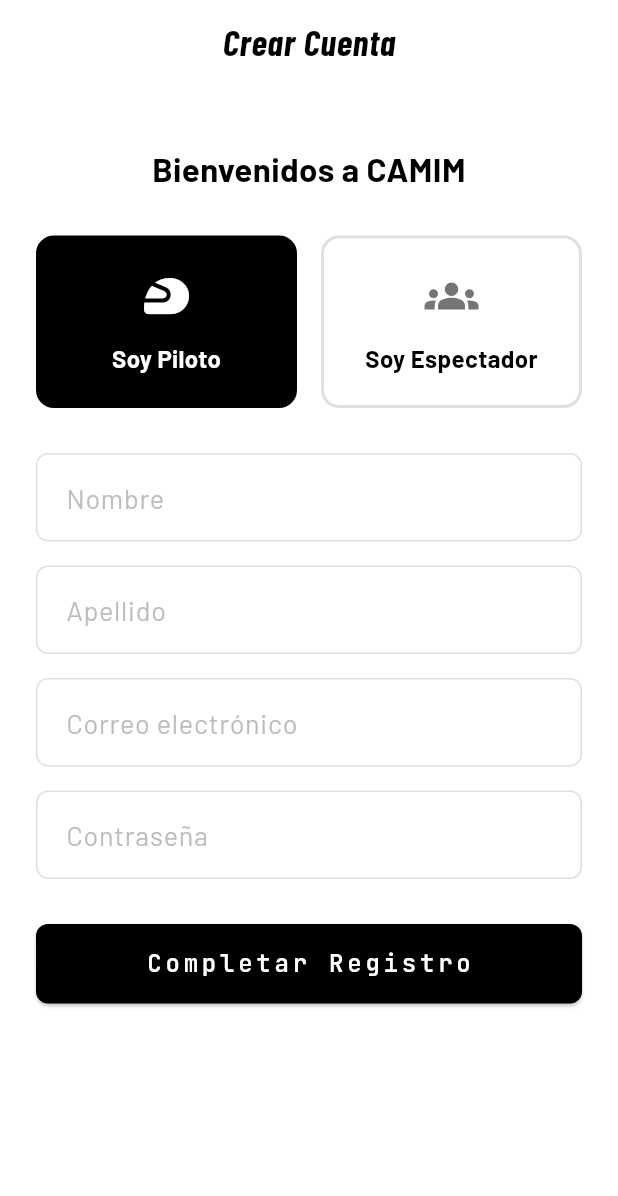
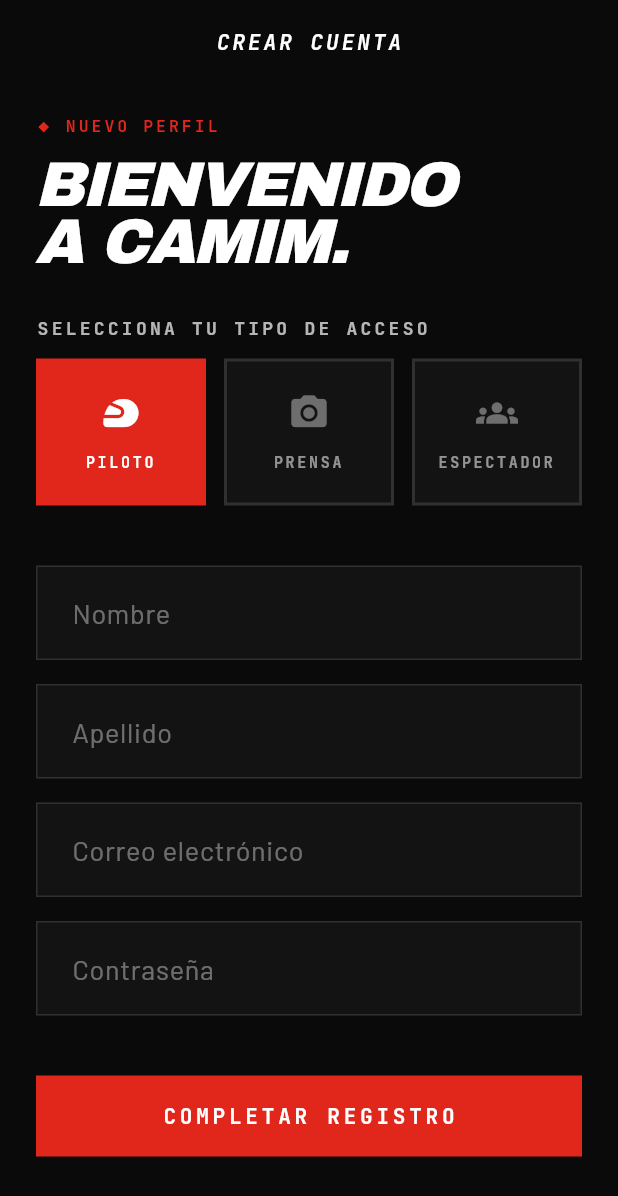
Before and after one commit to agenceaura/camim_app, a Flutter app: the RegisterScreen screen opened by its route, on a phone screen of 412 x 824 dp. Shown: the top 1196 px of the screen. Run offline on Flutter 3.47's test engine with Material 3 defaults, Android fonts, the phone set to English and light mode, and no system bars; our stand-ins replace flutter_local_notifications, flutter_map, go_router, google_fonts, image_picker, latlong2 and 3 more; missing offline and left inert: dart:html, mobile_scanner; accounts and stored records are empty; network calls fail.

Commit message:
feat: add forgot password, notification badge, and redesign register screen with press role

```diff
--- a/lib/screens/register_screen.dart
+++ b/lib/screens/register_screen.dart
@@ -1,6 +1,7 @@
 import 'package:flutter/material.dart';
 import 'package:go_router/go_router.dart';
 import 'package:supabase_flutter/supabase_flutter.dart';
+import '../theme/app_theme.dart';
 
 class RegisterScreen extends StatefulWidget {
   const RegisterScreen({super.key});
@@ -15,13 +16,13 @@
   final _nameController = TextEditingController();
   final _lastNameController = TextEditingController();
   bool _isLoading = false;
-  String _role = 'pilot'; // pilot o spectator
+  String _role = 'pilot'; // pilot, spectator o press
 
   Future<void> _register() async {
     if (_nameController.text.isEmpty || _lastNameController.text.isEmpty ||
         _emailController.text.isEmpty || _passwordController.text.isEmpty) {
       ScaffoldMessenger.of(context).showSnackBar(
-        const SnackBar(content: Text('Por favor completa todos los campos'), backgroundColor: Colors.red),
+        const SnackBar(content: Text('Por favor completa todos los campos'), backgroundColor: AppTheme.camimRed),
       );
       return;
     }
@@ -37,15 +38,13 @@
       final User? user = res.user;
 
       if (user != null) {
-        final uniqueQr = _role == 'pilot' ? 'CAMIM-${user.id.substring(0, 8).toUpperCase()}' : null;
+        final uniqueQr = (_role == 'pilot' || _role == 'press') ? 'CAMIM-${user.id.substring(0, 8).toUpperCase()}' : null;
 
-        // 1. Crear el perfil primero (Quitamos 'email' porque no existe la columna en el DB del usuario)
         try {
           await supabase.from('profiles').upsert({
             'id': user.id,
             'first_name': _nameController.text.trim(),
             'last_name': _lastNameController.text.trim(),
-            // 'email': _emailController.text.trim(), // Comentado para evitar error PGRST204
             if (uniqueQr != null) 'qr_code_id': uniqueQr,
             'role': _role,
           });
@@ -54,14 +53,13 @@
           throw 'Error al guardar tus datos de perfil. Por favor, intenta ingresar con tu mail y contraseña.';
         }
 
-        // 2. Vinculación manual desde Supabase (Desactivado en app)
         if (mounted) {
           context.go('/home');
         }
       }
     } on AuthException catch (e) {
       if (mounted) {
-        ScaffoldMessenger.of(context).showSnackBar(SnackBar(content: Text('Error de Autenticación: ${e.message}'), backgroundColor: Colors.red));
+        ScaffoldMessenger.of(context).showSnackBar(SnackBar(content: Text('Error de Autenticación: ${e.message}'), backgroundColor: AppTheme.camimRed));
       }
     } catch (e) {
       if (mounted) {
@@ -69,7 +67,7 @@
         if (msg.contains('row-level security')) {
           msg = 'Error de Permisos: Ejecuta el script SQL de políticas INSERT en Supabase.';
         }
-        ScaffoldMessenger.of(context).showSnackBar(SnackBar(content: Text(msg), backgroundColor: Colors.red));
+        ScaffoldMessenger.of(context).showSnackBar(SnackBar(content: Text(msg), backgroundColor: AppTheme.camimRed));
       }
     } finally {
       if (mounted) setState(() => _isLoading = false);
@@ -79,12 +77,12 @@
   @override
   Widget build(BuildContext context) {
     return Scaffold(
-      backgroundColor: Colors.white,
+      backgroundColor: AppTheme.camimInk,
       appBar: AppBar(
-        title: const Text('Crear Cuenta', style: TextStyle(color: Colors.black)),
-        backgroundColor: Colors.white,
+        title: Text('CREAR CUENTA', style: AppTheme.dataFont(color: Colors.white, fontSize: 14).copyWith(letterSpacing: 2)),
+        backgroundColor: AppTheme.camimInk,
         elevation: 0,
-        iconTheme: const IconThemeData(color: Colors.black),
+        iconTheme: const IconThemeData(color: Colors.white),
       ),
       body: SafeArea(
         child: SingleChildScrollView(
@@ -92,69 +90,52 @@
           child: Column(
             crossAxisAlignment: CrossAxisAlignment.stretch,
             children: [
-              Center(
-                child: Image.asset(
-                  'assets/logo.png',
-                  height: 60,
-                  errorBuilder: (context, error, stackTrace) => const SizedBox.shrink(),
-                ),
+              Text(
+                '◆ NUEVO PERFIL',
+                style: AppTheme.dataFont(color: AppTheme.camimRed, fontSize: 11).copyWith(letterSpacing: 2),
               ),
-              const SizedBox(height: 20),
-              const Text(
-                'Bienvenidos a CAMIM',
-                textAlign: TextAlign.center,
-                style: TextStyle(fontSize: 22, fontWeight: FontWeight.bold, color: Colors.black),
+              const SizedBox(height: 12),
+              Text(
+                'BIENVENIDO\nA CAMIM.',
+                style: AppTheme.displayFont(color: Colors.white, fontSize: 42).copyWith(height: 0.9),
               ),
               const SizedBox(height: 30),
 
               // Selector de Rol Visual
+              Text('SELECCIONA TU TIPO DE ACCESO', style: AppTheme.dataFont(color: Colors.white70, fontSize: 12)),
+              const SizedBox(height: 12),
               Row(
                 children: [
                   Expanded(
-                    child: GestureDetector(
+                    child: _RoleButton(
+                      title: 'PILOTO',
+                      icon: Icons.sports_motorsports,
+                      isSelected: _role == 'pilot',
                       onTap: () => setState(() => _role = 'pilot'),
-                      child: Container(
-                        padding: const EdgeInsets.symmetric(vertical: 20),
-                        decoration: BoxDecoration(
-                          color: _role == 'pilot' ? Colors.black : Colors.white,
-                          borderRadius: BorderRadius.circular(12),
-                          border: Border.all(color: _role == 'pilot' ? Colors.black : Colors.grey[300]!, width: 2)
-                        ),
-                        child: Column(
-                          children: [
-                            Icon(Icons.sports_motorsports, color: _role == 'pilot' ? Colors.white : Colors.grey[600], size: 36),
-                            const SizedBox(height: 12),
-                            Text('Soy Piloto', style: TextStyle(color: _role == 'pilot' ? Colors.white : Colors.black, fontWeight: FontWeight.bold, fontSize: 16)),
-                          ],
-                        ),
-                      ),
                     ),
                   ),
-                  const SizedBox(width: 16),
+                  const SizedBox(width: 12),
                   Expanded(
-                    child: GestureDetector(
+                    child: _RoleButton(
+                      title: 'PRENSA',
+                      icon: Icons.camera_alt,
+                      isSelected: _role == 'press',
+                      onTap: () => setState(() => _role = 'press'),
+                    ),
+                  ),
+                  const SizedBox(width: 12),
+                  Expanded(
+                    child: _RoleButton(
+                      title: 'ESPECTADOR',
+                      icon: Icons.groups,
+                      isSelected: _role == 'spectator',
                       onTap: () => setState(() => _role = 'spectator'),
-                      child: Container(
-                        padding: const EdgeInsets.symmetric(vertical: 20),
-                        decoration: BoxDecoration(
-                          color: _role == 'spectator' ? Colors.black : Colors.white,
-                          borderRadius: BorderRadius.circular(12),
-                          border: Border.all(color: _role == 'spectator' ? Colors.black : Colors.grey[300]!, width: 2)
-                        ),
-                        child: Column(
-                          children: [
-                            Icon(Icons.groups, color: _role == 'spectator' ? Colors.white : Colors.grey[600], size: 36),
-                            const SizedBox(height: 12),
-                            Text('Soy Espectador', style: TextStyle(color: _role == 'spectator' ? Colors.white : Colors.black, fontWeight: FontWeight.bold, fontSize: 16)),
-                          ],
-                        ),
-                      ),
                     ),
                   ),
                 ],
               ),
 
-              const SizedBox(height: 30),
+              const SizedBox(height: 40),
               _buildField('Nombre', _nameController),
               const SizedBox(height: 16),
               _buildField('Apellido', _lastNameController),
@@ -162,20 +143,22 @@
               _buildField('Correo electrónico', _emailController, type: TextInputType.emailAddress),
               const SizedBox(height: 16),
               _buildField('Contraseña', _passwordController, isPassword: true),
-              const SizedBox(height: 30),
+              const SizedBox(height: 40),
 
               ElevatedButton(
                 onPressed: _isLoading ? null : _register,
                 style: ElevatedButton.styleFrom(
-                  backgroundColor: Colors.black,
+                  backgroundColor: AppTheme.camimRed,
                   foregroundColor: Colors.white,
-                  padding: const EdgeInsets.symmetric(vertical: 16),
-                  shape: RoundedRectangleBorder(borderRadius: BorderRadius.circular(8)),
+                  padding: const EdgeInsets.symmetric(vertical: 18),
+                  shape: const ContinuousRectangleBorder(),
+                  elevation: 0,
                 ),
                 child: _isLoading
                     ? const SizedBox(height: 20, width: 20, child: CircularProgressIndicator(color: Colors.white, strokeWidth: 2))
-                    : const Text('Completar Registro', style: TextStyle(fontSize: 16, fontWeight: FontWeight.w600)),
+                    : Text('COMPLETAR REGISTRO', style: AppTheme.dataFont(fontSize: 14)),
               ),
+              const SizedBox(height: 20),
             ],
           ),
         ),
@@ -188,16 +171,64 @@
       controller: controller,
       keyboardType: type,
       obscureText: isPassword,
-      style: const TextStyle(color: Colors.black),
+      style: AppTheme.bodyFont(color: Colors.white),
+      cursorColor: AppTheme.camimRed,
       decoration: InputDecoration(
         hintText: hint,
-        hintStyle: TextStyle(color: Colors.grey[400]),
+        hintStyle: AppTheme.bodyFont(color: Colors.white38),
         filled: true,
-        fillColor: Colors.white,
-        contentPadding: const EdgeInsets.symmetric(vertical: 16, horizontal: 16),
-        enabledBorder: OutlineInputBorder(borderRadius: BorderRadius.circular(8), borderSide: BorderSide(color: Colors.grey[300]!)),
-        focusedBorder: OutlineInputBorder(borderRadius: BorderRadius.circular(8), borderSide: const BorderSide(color: Colors.black)),
+        fillColor: AppTheme.camimAsh,
+        contentPadding: const EdgeInsets.symmetric(vertical: 18, horizontal: 20),
+        enabledBorder: const OutlineInputBorder(
+          borderRadius: BorderRadius.zero,
+          borderSide: BorderSide(color: Colors.white12),
+        ),
+        focusedBorder: const OutlineInputBorder(
+          borderRadius: BorderRadius.zero,
+          borderSide: BorderSide(color: AppTheme.camimRed, width: 2),
+        ),
       ),
     );
   }
 }
+
+class _RoleButton extends StatelessWidget {
+  final String title;
+  final IconData icon;
+  final bool isSelected;
+  final VoidCallback onTap;
+
+  const _RoleButton({
+    required this.title,
+    required this.icon,
+    required this.isSelected,
+    required this.onTap,
+  });
+
+  @override
+  Widget build(BuildContext context) {
+    return GestureDetector(
+      onTap: onTap,
+      child: Container(
+        padding: const EdgeInsets.symmetric(vertical: 20, horizontal: 8),
+        decoration: BoxDecoration(
+          color: isSelected ? AppTheme.camimRed : AppTheme.camimAsh,
+          border: Border.all(color: isSelected ? AppTheme.camimRed : Colors.white12, width: 2),
+        ),
+        child: Column(
+          children: [
+            Icon(icon, color: isSelected ? Colors.white : Colors.white38, size: 28),
+            const SizedBox(height: 12),
+            Text(
+              title,
+              style: AppTheme.dataFont(color: isSelected ? Colors.white : Colors.white54, fontSize: 10),
+              textAlign: TextAlign.center,
+              maxLines: 1,
+              overflow: TextOverflow.ellipsis,
+            ),
+          ],
+        ),
+      ),
+    );
+  }
+}
```
Also changed, not shown: lib/screens/dashboard_screen.dart (+35 -3 lines), lib/screens/login_screen.dart (+69 -1 lines).
